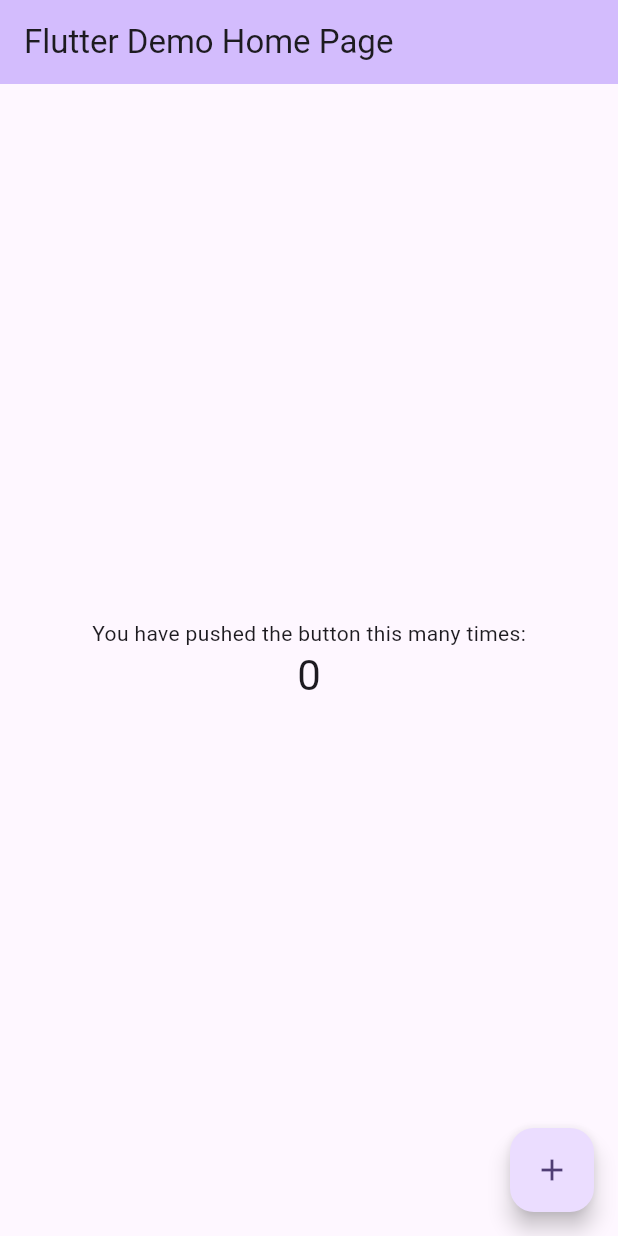
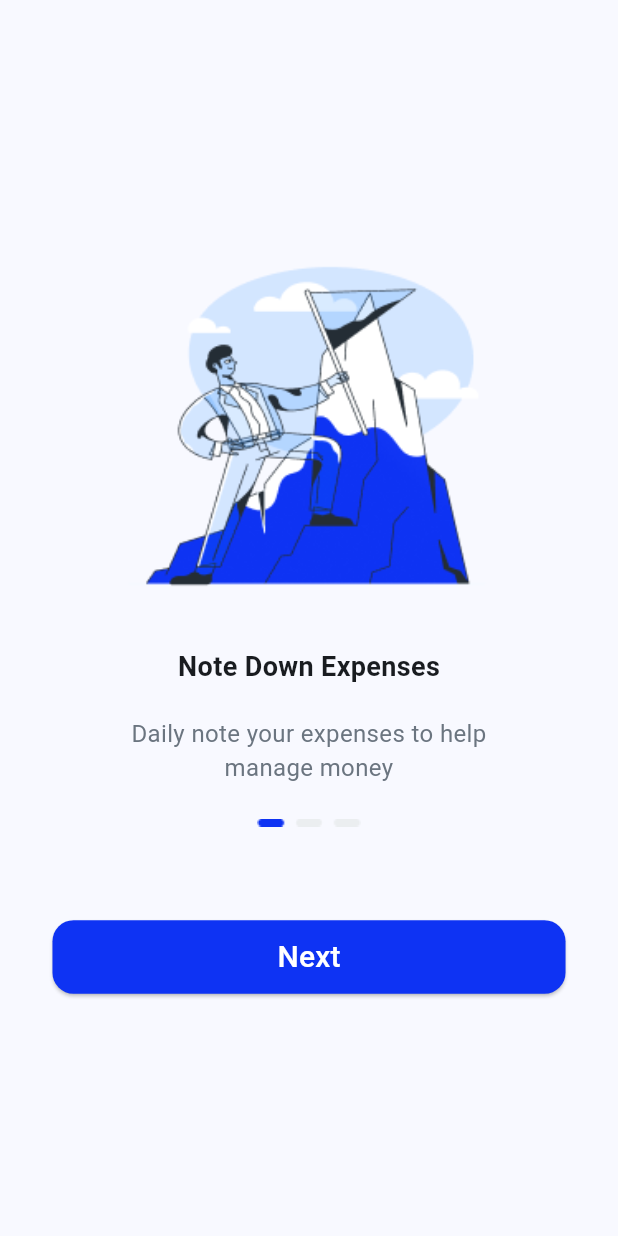
Before and after one commit to catchmeifyoucan99/monkey_app, a Flutter app: the screen it shows after launch, on a phone screen of 412 x 824 dp. Run offline on Flutter 3.47's test engine with Material 3 defaults, Android fonts, the phone set to English and light mode, and no system bars.

Commit message:
introduce_screen

```diff
--- a/lib/main.dart
+++ b/lib/main.dart
@@ -1,3 +1,4 @@
+import 'package:expense_personal/view/screen/introduce_screen.dart';
 import 'package:flutter/material.dart';
 
 void main() {
@@ -7,119 +8,15 @@ void main() {
 class MyApp extends StatelessWidget {
   const MyApp({super.key});
 
-  // This widget is the root of your application.
   @override
   Widget build(BuildContext context) {
     return MaterialApp(
       title: 'Flutter Demo',
       theme: ThemeData(
-        // This is the theme of your application.
-        //
-        // TRY THIS: Try running your application with "flutter run". You'll see
-        // the application has a purple toolbar. Then, without quitting the app,
-        // try changing the seedColor in the colorScheme below to Colors.green
-        // and then invoke "hot reload" (save your changes or press the "hot
-        // reload" button in a Flutter-supported IDE, or press "r" if you used
-        // the command line to start the app).
-        //
-        // Notice that the counter didn't reset back to zero; the application
-        // state is not lost during the reload. To reset the state, use hot
-        // restart instead.
-        //
-        // This works for code too, not just values: Most code changes can be
-        // tested with just a hot reload.
-        colorScheme: ColorScheme.fromSeed(seedColor: Colors.deepPurple),
+        colorScheme: ColorScheme.fromSeed(seedColor: Colors.blue),
         useMaterial3: true,
       ),
-      home: const MyHomePage(title: 'Flutter Demo Home Page'),
+      home: IntroduceScreen(),
     );
   }
 }
-
-class MyHomePage extends StatefulWidget {
-  const MyHomePage({super.key, required this.title});
-
-  // This widget is the home page of your application. It is stateful, meaning
-  // that it has a State object (defined below) that contains fields that affect
-  // how it looks.
-
-  // This class is the configuration for the state. It holds the values (in this
-  // case the title) provided by the parent (in this case the App widget) and
-  // used by the build method of the State. Fields in a Widget subclass are
-  // always marked "final".
-
-  final String title;
-
-  @override
-  State<MyHomePage> createState() => _MyHomePageState();
-}
-
-class _MyHomePageState extends State<MyHomePage> {
-  int _counter = 0;
-
-  void _incrementCounter() {
-    setState(() {
-      // This call to setState tells the Flutter framework that something has
-      // changed in this State, which causes it to rerun the build method below
-      // so that the display can reflect the updated values. If we changed
-      // _counter without calling setState(), then the build method would not be
-      // called again, and so nothing would appear to happen.
-      _counter++;
-    });
-  }
-
-  @override
-  Widget build(BuildContext context) {
-    // This method is rerun every time setState is called, for instance as done
-    // by the _incrementCounter method above.
-    //
-    // The Flutter framework has been optimized to make rerunning build methods
-    // fast, so that you can just rebuild anything that needs updating rather
-    // than having to individually change instances of widgets.
-    return Scaffold(
-      appBar: AppBar(
-        // TRY THIS: Try changing the color here to a specific color (to
-        // Colors.amber, perhaps?) and trigger a hot reload to see the AppBar
-        // change color while the other colors stay the same.
-        backgroundColor: Theme.of(context).colorScheme.inversePrimary,
-        // Here we take the value from the MyHomePage object that was created by
-        // the App.build method, and use it to set our appbar title.
-        title: Text(widget.title),
-      ),
-      body: Center(
-        // Center is a layout widget. It takes a single child and positions it
-        // in the middle of the parent.
-        child: Column(
-          // Column is also a layout widget. It takes a list of children and
-          // arranges them vertically. By default, it sizes itself to fit its
-          // children horizontally, and tries to be as tall as its parent.
-          //
-          // Column has various properties to control how it sizes itself and
-          // how it positions its children. Here we use mainAxisAlignment to
-          // center the children vertically; the main axis here is the vertical
-          // axis because Columns are vertical (the cross axis would be
-          // horizontal).
-          //
-          // TRY THIS: Invoke "debug painting" (choose the "Toggle Debug Paint"
-          // action in the IDE, or press "p" in the console), to see the
-          // wireframe for each widget.
-          mainAxisAlignment: MainAxisAlignment.center,
-          children: <Widget>[
-            const Text(
-              'You have pushed the button this many times:',
-            ),
-            Text(
-              '$_counter',
-              style: Theme.of(context).textTheme.headlineMedium,
-            ),
-          ],
-        ),
-      ),
-      floatingActionButton: FloatingActionButton(
-        onPressed: _incrementCounter,
-        tooltip: 'Increment',
-        child: const Icon(Icons.add),
-      ), // This trailing comma makes auto-formatting nicer for build methods.
-    );
-  }
-}
--- /dev/null
+++ b/lib/view/screen/introduce_screen.dart
@@ -0,0 +1,124 @@
+import 'package:expense_personal/widget/custom_button.dart';
+import 'package:flutter/material.dart';
+
+class IntroduceScreen extends StatefulWidget {
+  const IntroduceScreen({Key? key}) : super(key: key);
+
+  @override
+  State<IntroduceScreen> createState() => _IntroduceScreenState();
+}
+
+class _IntroduceScreenState extends State<IntroduceScreen> {
+  final PageController _pageController = PageController();
+  int _currentIndex = 0;
+
+  final List<Map<String, dynamic>> pages = [
+    {
+      "image": "assets/images/thumbnail.png",
+      "dot": "assets/images/carousel.png",
+      "title": "Note Down Expenses",
+      "description": "Daily note your expenses to help manage money",
+    },
+    {
+      "image": "assets/images/thumbnail1.png",
+      "dot": "assets/images/carousel1.png",
+      "title": "Track Your Spending",
+      "description": "Visualize your expenses with simple charts.",
+    },
+    {
+      "image": "assets/images/thumbnail2.png",
+      "dot": "assets/images/carousel2.png",
+      "title": "Achieve Financial Goals",
+      "description": "Save for the future and achieve your dreams.",
+    },
+  ];
+
+  void _nextPage() {
+    if (_currentIndex < pages.length - 1) {
+      _pageController.nextPage(
+        duration: const Duration(milliseconds: 300),
+        curve: Curves.easeInOut,
+      );
+    } else {
+      // _goToMainScreen();
+    }
+  }
+
+  void _goToMainScreen() {
+    Navigator.pushReplacementNamed(context, '/main');
+  }
+
+  @override
+  Widget build(BuildContext context) {
+    return Scaffold(
+      body: Center(
+        child: Column(
+          children: [
+            Expanded(
+              child: PageView.builder(
+                controller: _pageController,
+                onPageChanged: (index) {
+                  setState(() {
+                    _currentIndex = index;
+                  });
+                },
+                itemCount: pages.length,
+                itemBuilder: (context, index) {
+                  final page = pages[index];
+                  return Column(
+                    mainAxisAlignment: MainAxisAlignment.center,
+                    children: [
+                      Image.asset(
+                        page["image"],
+                        width: 250,
+                        height: 250,
+                        fit: BoxFit.cover,
+                      ),
+                      const SizedBox(height: 20),
+                      Text(
+                        page["title"],
+                        style: const TextStyle(
+                          fontSize: 18,
+                          fontWeight: FontWeight.bold,
+                        ),
+                      ),
+                      const SizedBox(height: 20),
+                      SizedBox(
+                        width: 240,
+                        child: Text(
+                          page["description"],
+                          textAlign: TextAlign.center,
+                          style: const TextStyle(
+                            fontSize: 16,
+                            color: Color(0xFF6B7580),
+                          ),
+                        ),
+                      ),
+                      Image.asset(
+                        page["dot"],
+                        width: 100,
+                        height: 50,
+                      ),
+                      const SizedBox(height: 40),
+                      CustomButton(
+                        backgroundColor: Color(0xFF0E33F3),
+                        label: _currentIndex == pages.length - 1 ? "Continue" : "Next",
+                        onPressed: _nextPage,
+                        borderRadius: 14.0,
+                        color: Colors.white,
+                        fontSize: 20,
+                        horizontal: 150,
+                        vertical: 10,
+                      ),
+                    ],
+                  );
+                },
+              ),
+            ),
+          ],
+        ),
+      ),
+    );
+  }
+
+}
--- /dev/null
+++ b/lib/widget/custom_button.dart
@@ -0,0 +1,48 @@
+import 'package:flutter/material.dart';
+
+class CustomButton extends StatelessWidget {
+  final String label;
+  final VoidCallback onPressed;
+  final Color backgroundColor;
+  final Color color;
+  final double borderRadius;
+  final double fontSize;
+  final double horizontal;
+  final double vertical;
+
+  const CustomButton({
+    super.key,
+    required this.label,
+    required this.onPressed,
+    this.backgroundColor = Colors.white,
+    this.color = Colors.white,
+    this.borderRadius = 8.0,
+    this.fontSize = 16,
+    this.horizontal = 0,
+    this.vertical = 0,
+  });
+
+  @override
+  Widget build(BuildContext context) {
+    return ElevatedButton(
+      style: ElevatedButton.styleFrom(
+        shape: RoundedRectangleBorder(
+          borderRadius: BorderRadius.circular(borderRadius),
+        ),
+        backgroundColor: backgroundColor,
+        padding: EdgeInsets.symmetric(
+          horizontal: horizontal,
+          vertical: vertical,
+        ),
+      ),
+      onPressed: onPressed,
+      child: Text(
+        label,
+        style: TextStyle(
+          fontSize: fontSize,
+          color: color,
+        ),
+      ),
+    );
+  }
+}
```
Also changed, not shown: pubspec.yaml (+9 -2 lines), assets/images/carousel.png (added), assets/images/carousel1.png (added), assets/images/carousel2.png (added), assets/images/thumbnail.png (added), assets/images/thumbnail1.png (added), assets/images/thumbnail2.png (added), pubspec.lock, 4 other files.
